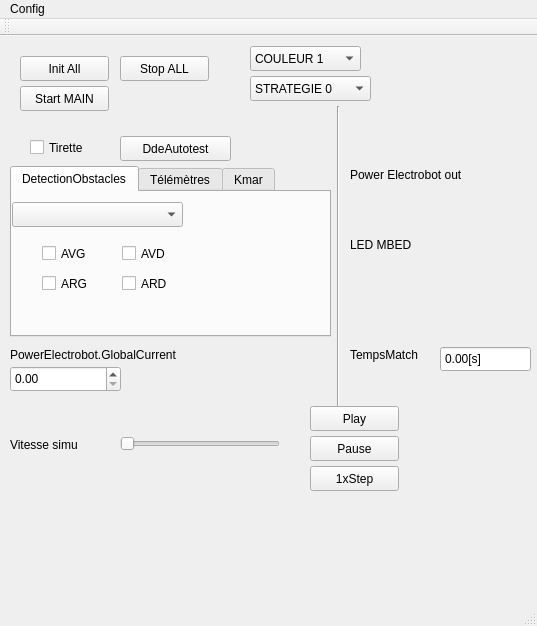
Qt form PluginModules/Simulia/ihm_Simulia.ui (CRLG/LABOTBOX) before a commit.
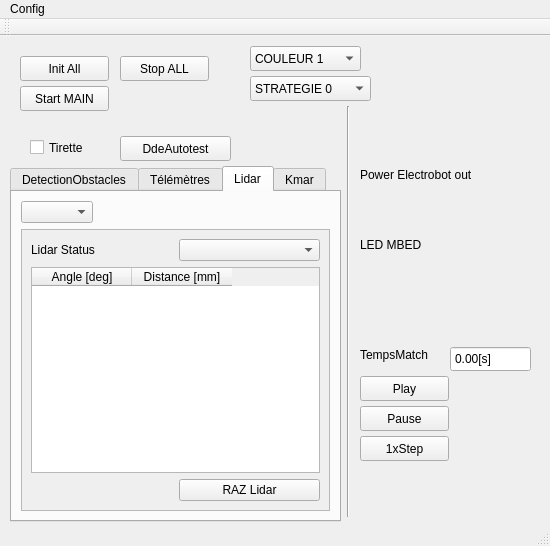
The same form after that commit. Custom widgets are drawn as their Qt base class.

Commit message: https://github.com/CRLG/GROSBOT_MBED/issues/44 Mise en place de la simulation LIDAR

```diff
--- a/PluginModules/Simulia/ihm_Simulia.ui
+++ b/PluginModules/Simulia/ihm_Simulia.ui
@@ -6,8 +6,8 @@
    <rect>
     <x>0</x>
     <y>0</y>
-    <width>537</width>
-    <height>626</height>
+    <width>550</width>
+    <height>546</height>
    </rect>
   </property>
   <property name="windowTitle">
@@ -17,7 +17,7 @@
    <widget class="QLed" name="power_electrobot_sw_2">
     <property name="geometry">
      <rect>
-      <x>370</x>
+      <x>380</x>
       <y>150</y>
       <width>20</width>
       <height>20</height>
@@ -45,7 +45,7 @@
    <widget class="QLed" name="power_electrobot_sw_8">
     <property name="geometry">
      <rect>
-      <x>490</x>
+      <x>500</x>
       <y>150</y>
       <width>20</width>
       <height>20</height>
@@ -73,10 +73,10 @@
    <widget class="Line" name="line">
     <property name="geometry">
      <rect>
-      <x>330</x>
+      <x>340</x>
       <y>70</y>
       <width>16</width>
-      <height>301</height>
+      <height>411</height>
      </rect>
     </property>
     <property name="orientation">
@@ -112,9 +112,9 @@
    <widget class="QDoubleSpinBox" name="TempsMatch">
     <property name="geometry">
      <rect>
-      <x>440</x>
+      <x>450</x>
       <y>310</y>
-      <width>91</width>
+      <width>81</width>
       <height>26</height>
      </rect>
     </property>
@@ -154,7 +154,7 @@
    <widget class="QLed" name="power_electrobot_sw_4">
     <property name="geometry">
      <rect>
-      <x>410</x>
+      <x>420</x>
       <y>150</y>
       <width>20</width>
       <height>20</height>
@@ -182,7 +182,7 @@
    <widget class="QLabel" name="label_4">
     <property name="geometry">
      <rect>
-      <x>350</x>
+      <x>360</x>
       <y>130</y>
       <width>151</width>
       <height>17</height>
@@ -195,7 +195,7 @@
    <widget class="QLabel" name="label_2">
     <property name="geometry">
      <rect>
-      <x>350</x>
+      <x>360</x>
       <y>310</y>
       <width>101</width>
       <height>17</height>
@@ -221,7 +221,7 @@
    <widget class="QLed" name="power_electrobot_sw_7">
     <property name="geometry">
      <rect>
-      <x>470</x>
+      <x>480</x>
       <y>150</y>
       <width>20</width>
       <height>20</height>
@@ -249,7 +249,7 @@
    <widget class="QLed" name="power_electrobot_sw_1">
     <property name="geometry">
      <rect>
-      <x>350</x>
+      <x>360</x>
       <y>150</y>
       <width>20</width>
       <height>20</height>
@@ -277,7 +277,7 @@
    <widget class="QLed" name="power_electrobot_sw_6">
     <property name="geometry">
      <rect>
-      <x>450</x>
+      <x>460</x>
       <y>150</y>
       <width>20</width>
       <height>20</height>
@@ -334,7 +334,7 @@
    <widget class="QLed" name="power_electrobot_sw_5">
     <property name="geometry">
      <rect>
-      <x>430</x>
+      <x>440</x>
       <y>150</y>
       <width>20</width>
       <height>20</height>
@@ -362,7 +362,7 @@
    <widget class="QLed" name="power_electrobot_sw_3">
     <property name="geometry">
      <rect>
-      <x>390</x>
+      <x>400</x>
       <y>150</y>
       <width>20</width>
       <height>20</height>
@@ -416,7 +416,7 @@
    <widget class="QLed" name="led_mbed_1">
     <property name="geometry">
      <rect>
-      <x>350</x>
+      <x>360</x>
       <y>220</y>
       <width>20</width>
       <height>20</height>
@@ -444,7 +444,7 @@
    <widget class="QLabel" name="label_6">
     <property name="geometry">
      <rect>
-      <x>350</x>
+      <x>360</x>
       <y>200</y>
       <width>151</width>
       <height>17</height>
@@ -457,7 +457,7 @@
    <widget class="QLed" name="led_mbed_2">
     <property name="geometry">
      <rect>
-      <x>380</x>
+      <x>390</x>
       <y>220</y>
       <width>20</width>
       <height>20</height>
@@ -485,7 +485,7 @@
    <widget class="QLed" name="led_mbed_3">
     <property name="geometry">
      <rect>
-      <x>410</x>
+      <x>420</x>
       <y>220</y>
       <width>20</width>
       <height>20</height>
@@ -513,7 +513,7 @@
    <widget class="QLed" name="led_mbed_4">
     <property name="geometry">
      <rect>
-      <x>440</x>
+      <x>450</x>
       <y>220</y>
       <width>20</width>
       <height>20</height>
@@ -541,8 +541,8 @@
    <widget class="QPushButton" name="StepSimu">
     <property name="geometry">
      <rect>
-      <x>310</x>
-      <y>430</y>
+      <x>360</x>
+      <y>400</y>
       <width>89</width>
       <height>25</height>
      </rect>
@@ -554,8 +554,8 @@
    <widget class="QPushButton" name="PauseSimu">
     <property name="geometry">
      <rect>
-      <x>310</x>
-      <y>400</y>
+      <x>360</x>
+      <y>370</y>
       <width>89</width>
       <height>25</height>
      </rect>
@@ -567,8 +567,8 @@
    <widget class="QPushButton" name="PlaySimu">
     <property name="geometry">
      <rect>
-      <x>310</x>
-      <y>370</y>
+      <x>360</x>
+      <y>340</y>
       <width>89</width>
       <height>25</height>
      </rect>
@@ -582,12 +582,12 @@
      <rect>
       <x>10</x>
       <y>130</y>
-      <width>321</width>
-      <height>171</height>
+      <width>331</width>
+      <height>356</height>
      </rect>
     </property>
     <property name="currentIndex">
-     <number>0</number>
+     <number>2</number>
     </property>
     <widget class="QWidget" name="tab_detectionObstacles">
      <attribute name="title">
@@ -806,6 +806,95 @@
       </property>
      </widget>
     </widget>
+    <widget class="QWidget" name="tab_lidar">
+     <attribute name="title">
+      <string>Lidar</string>
+     </attribute>
+     <layout class="QGridLayout" name="gridLayout_2">
+      <item row="0" column="0">
+       <widget class="QComboBox" name="OrigineLidar">
+        <property name="toolTip">
+         <string>&lt;html&gt;&lt;head/&gt;&lt;body&gt;&lt;p&gt;Origine des données LIDAR&lt;/p&gt;&lt;/body&gt;&lt;/html&gt;</string>
+        </property>
+       </widget>
+      </item>
+      <item row="0" column="1">
+       <spacer name="horizontalSpacer">
+        <property name="orientation">
+         <enum>Qt::Horizontal</enum>
+        </property>
+        <property name="sizeHint" stdset="0">
+         <size>
+          <width>40</width>
+          <height>20</height>
+         </size>
+        </property>
+       </spacer>
+      </item>
+      <item row="3" column="0" colspan="2">
+       <widget class="QScrollArea" name="scrollArea">
+        <property name="horizontalScrollBarPolicy">
+         <enum>Qt::ScrollBarAsNeeded</enum>
+        </property>
+        <property name="widgetResizable">
+         <bool>true</bool>
+        </property>
+        <widget class="QWidget" name="scrollAreaWidgetContents">
+         <property name="geometry">
+          <rect>
+           <x>0</x>
+           <y>0</y>
+           <width>307</width>
+           <height>274</height>
+          </rect>
+         </property>
+         <layout class="QGridLayout" name="gridLayout">
+          <item row="3" column="1">
+           <widget class="QPushButton" name="lidar_RAZ_obstacles">
+            <property name="toolTip">
+             <string>&lt;html&gt;&lt;head/&gt;&lt;body&gt;&lt;p&gt;RAZ des donnees obstacle et satus&lt;/p&gt;&lt;/body&gt;&lt;/html&gt;</string>
+            </property>
+            <property name="text">
+             <string>RAZ Lidar</string>
+            </property>
+           </widget>
+          </item>
+          <item row="0" column="1">
+           <widget class="QComboBox" name="lidar_status"/>
+          </item>
+          <item row="0" column="0">
+           <widget class="QLabel" name="label_lidar_status">
+            <property name="text">
+             <string>Lidar Status</string>
+            </property>
+           </widget>
+          </item>
+          <item row="2" column="0" colspan="2">
+           <widget class="QTableWidget" name="lidar_table_obstacles">
+            <property name="alternatingRowColors">
+             <bool>true</bool>
+            </property>
+            <attribute name="verticalHeaderDefaultSectionSize">
+             <number>25</number>
+            </attribute>
+            <column>
+             <property name="text">
+              <string>Angle [deg]</string>
+             </property>
+            </column>
+            <column>
+             <property name="text">
+              <string>Distance [mm]</string>
+             </property>
+            </column>
+           </widget>
+          </item>
+         </layout>
+        </widget>
+       </widget>
+      </item>
+     </layout>
+    </widget>
     <widget class="QWidget" name="tab_kmar">
      <attribute name="title">
       <string>Kmar</string>
@@ -925,7 +1014,7 @@
     <rect>
      <x>0</x>
      <y>0</y>
-     <width>537</width>
+     <width>550</width>
      <height>22</height>
     </rect>
    </property>
```
The commit also changes 5 other files.
